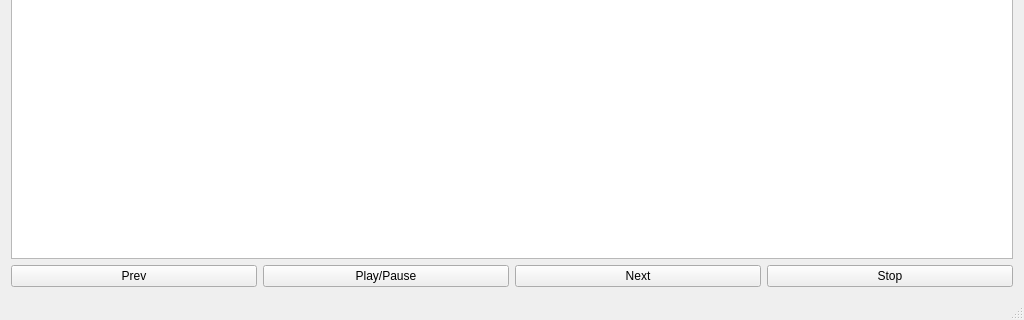
This is src/mainwindow.ui in LeftySolara/durian as Qt 5 draws it before an edit; both pictures show x 0 to 1024 and y 448 to 768 of the 1024 by 768 pixel window. The edited form follows.
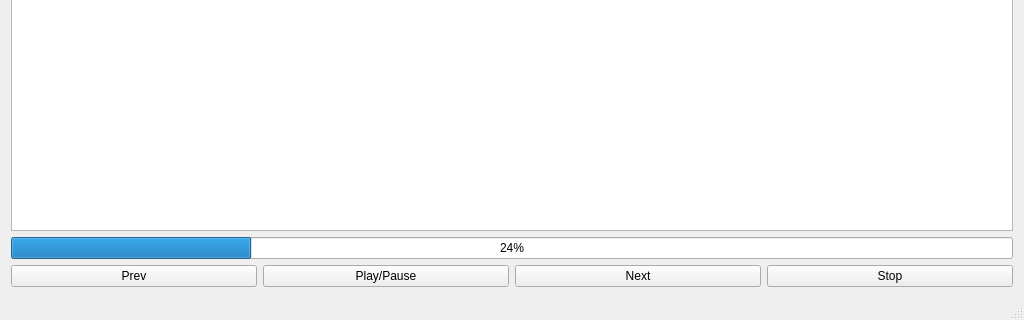
This is the edited form.

Commit message: Add progress bar and label for currently playing song

The edit to the form file:
```diff
--- a/src/mainwindow.ui
+++ b/src/mainwindow.ui
@@ -15,7 +15,7 @@
   </property>
   <widget class="QWidget" name="centralWidget">
    <layout class="QGridLayout" name="gridLayout">
-    <item row="1" column="0">
+    <item row="2" column="0">
      <layout class="QHBoxLayout" name="playerControlLayout">
       <item>
        <widget class="QPushButton" name="buttonPrev">
@@ -80,6 +80,13 @@
       </property>
      </widget>
     </item>
+    <item row="1" column="0">
+     <widget class="QProgressBar" name="progressBar">
+      <property name="value">
+       <number>24</number>
+      </property>
+     </widget>
+    </item>
    </layout>
   </widget>
   <widget class="QMenuBar" name="menuBar">
```
The commit also changes 4 other files.
